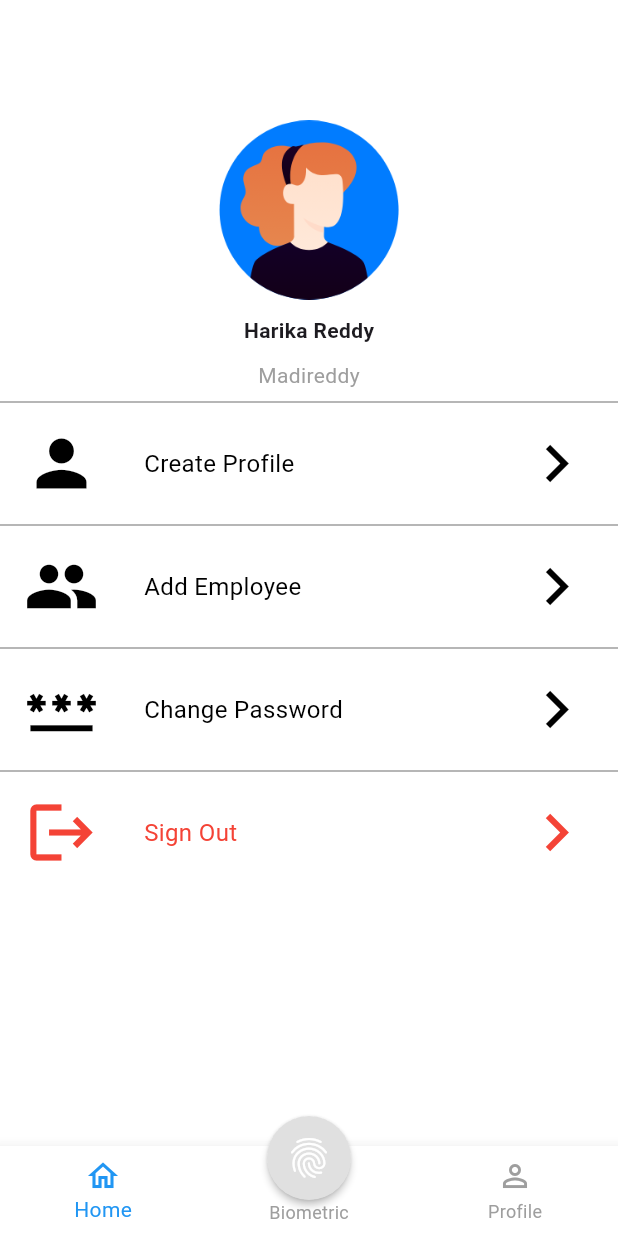
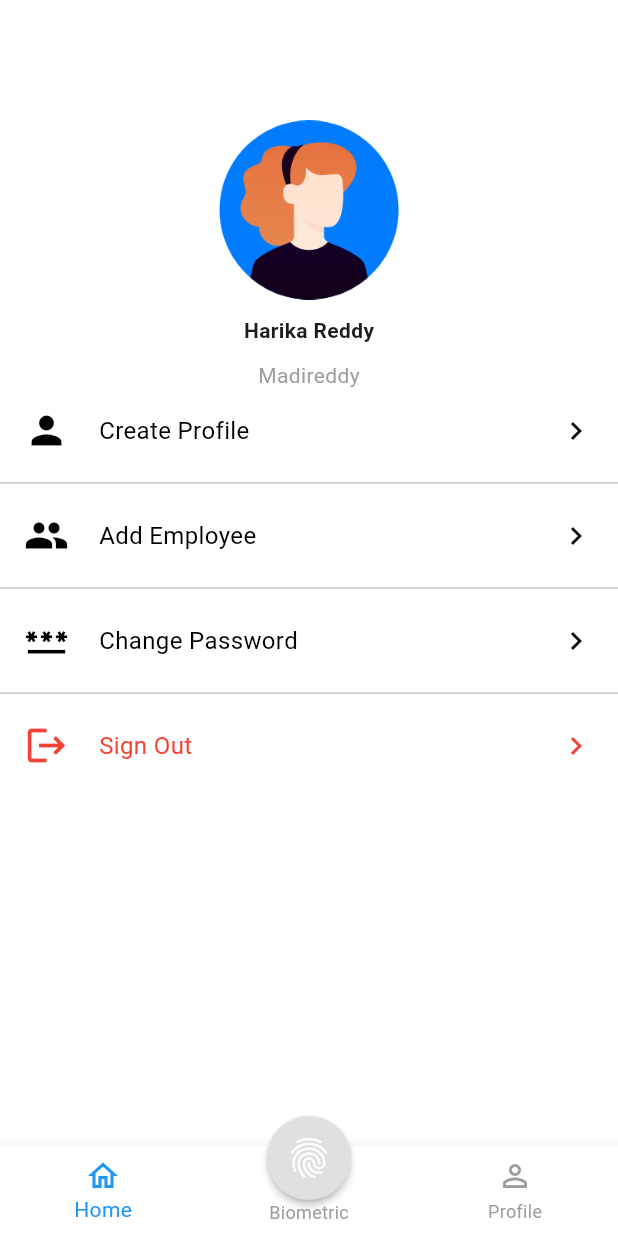
Before and after one commit to HARIKAMADIREDDY/flutter_project, a Flutter app: the screen it shows after launch, on a phone screen of 412 x 824 dp. Run offline on Flutter 3.47's test engine with Material 3 defaults, Android fonts, the phone set to English and light mode, and no system bars.

Commit message:
Updated screen1 and CustomBottomNavBar widgets

```diff
--- a/lib/screen1.dart
+++ b/lib/screen1.dart
@@ -40,41 +40,37 @@ class _screen1State extends State<screen1> {
           Text('Madireddy',style: TextStyle(color: Colors.grey),),
           SizedBox(height: 0,),
 
-          ListView.builder(
+          // Profile Options List
+          ListView.separated(
             shrinkWrap: true,
+            physics: const NeverScrollableScrollPhysics(),
             itemCount: profileOptions.length,
+            separatorBuilder: (context, index) => const Divider(thickness: 1),
             itemBuilder: (context, index) {
               final option = profileOptions[index];
-              return Column(
-                children: [
-                  Divider(color: Colors.grey, thickness: 1),
-                  Padding(
-                    padding: const EdgeInsets.symmetric(horizontal: 16.0, vertical: 8),
-                    child: Row(
-                      children: [
-                        Icon(option.icon, size: 50, color: option.color),
-                        SizedBox(width: 30),
-                        Expanded(
-                          child: Text(option.title, style: TextStyle(fontSize: 16, color: option.color),),
-                        ),
-                        Icon(Icons.chevron_right, size: 50, color: option.color),
-                      ],
+              return Padding(
+                padding: const EdgeInsets.symmetric(horizontal: 16, vertical: 12),
+                child: Row(
+                  children: [
+                    Icon(option.icon, size: 30, color: option.color),
+                    const SizedBox(width: 20),
+                    Expanded(
+                      child: Text(
+                        option.title,
+                        style: TextStyle(fontSize: 16, color: option.color),
+                      ),
                     ),
-                  ),
-                ],
+                    Icon(Icons.chevron_right, color: option.color),
+                  ],
+                ),
               );
             },
           ),
-      SizedBox(height: 50,),
-      // Bottom Navigation Bar with floating icon
 
+          const SizedBox(height: 40),
+        ],
+      ),
 
-
-
-
-        ],
-
-      ),
 
 
       bottomNavigationBar: nav.CustomBottomNavBar(
```
